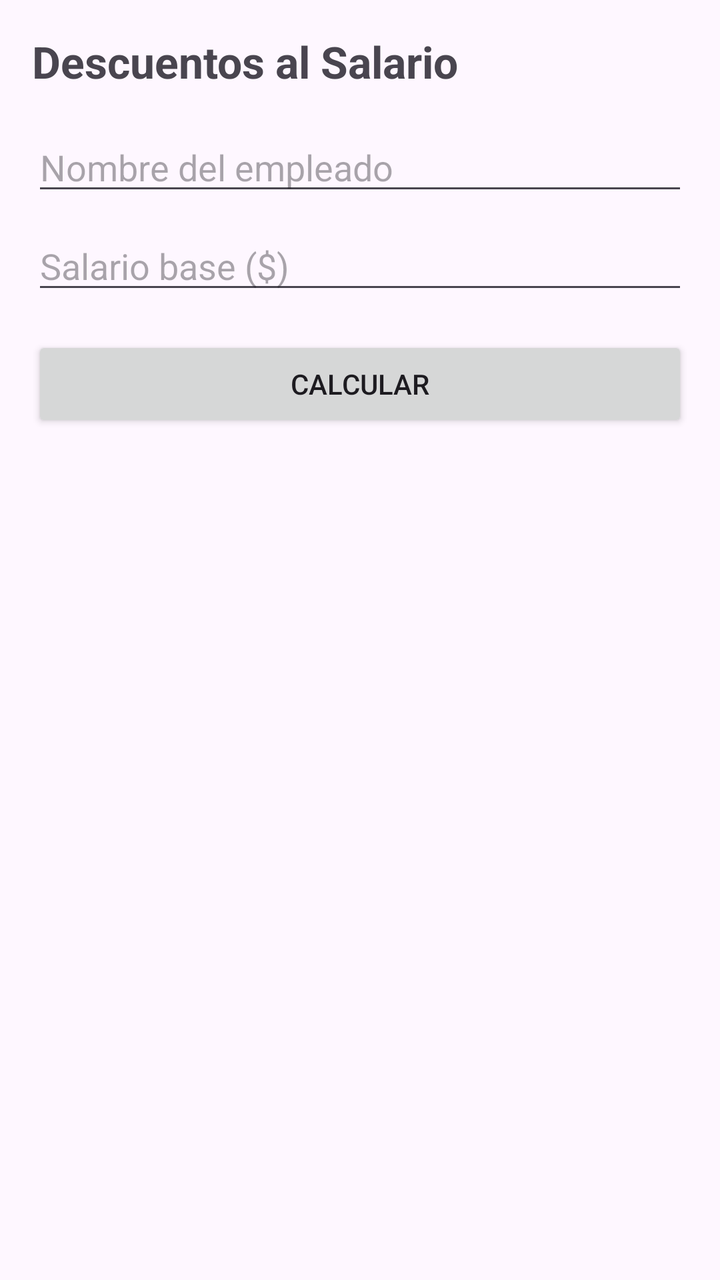
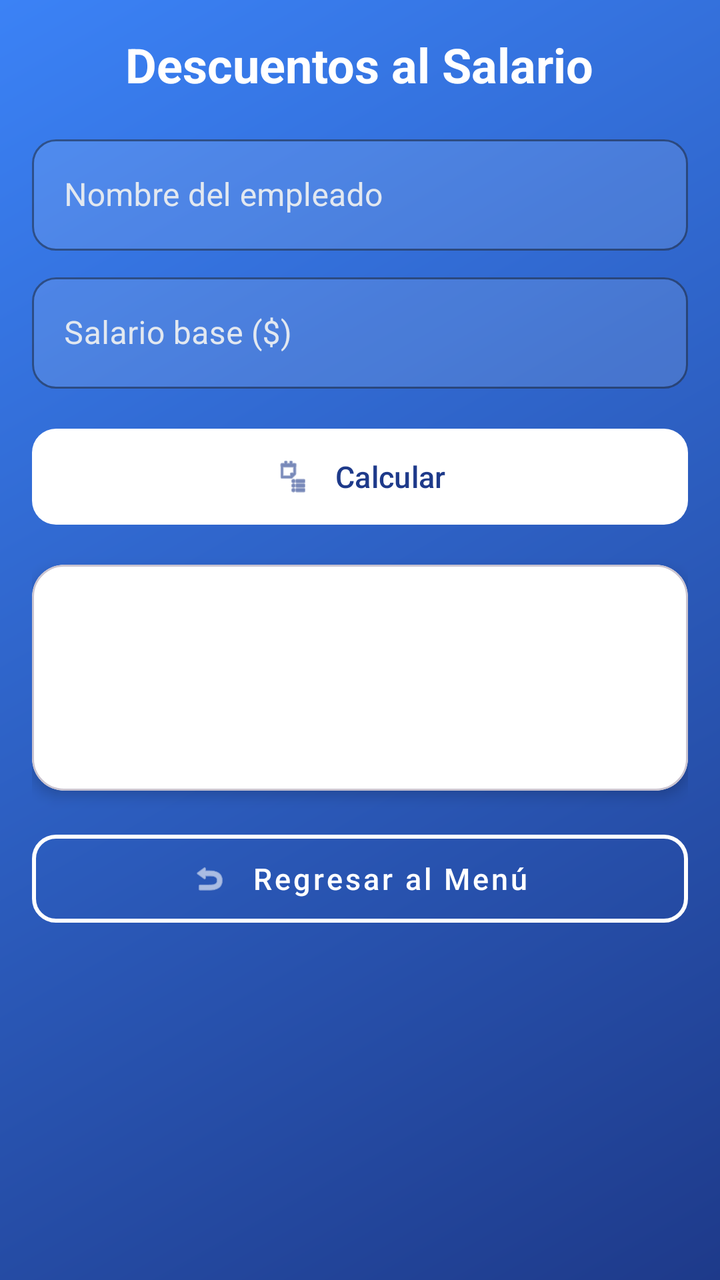

Compare the two renders of this Android layout. The source of the first and the diff that turns it into the second are given below.
<!-- AndroidManifest.xml: application theme Theme._1erDesafioDSM -->
<!-- res/layout/activity_salario.xml -->
<?xml version="1.0" encoding="utf-8"?>
<ScrollView xmlns:android="http://schemas.android.com/apk/res/android"
    android:layout_width="match_parent"
    android:layout_height="match_parent"
    android:padding="@dimen/padding_medium">

    <LinearLayout
        android:layout_width="match_parent"
        android:layout_height="wrap_content"
        android:orientation="vertical">

        <TextView
            android:layout_width="wrap_content"
            android:layout_height="wrap_content"
            android:text="@string/titulo_salario"
            android:textSize="@dimen/text_title_size"
            android:textStyle="bold"
            android:layout_marginBottom="@dimen/margin_medium" />

        <EditText
            android:id="@+id/txtNombreEmp"
            android:layout_width="match_parent"
            android:layout_height="wrap_content"
            android:hint="@string/hint_nombre_empleado"
            android:inputType="textPersonName"
            android:layout_marginBottom="@dimen/margin_small" />

        <EditText
            android:id="@+id/txtSalarioBase"
            android:layout_width="match_parent"
            android:layout_height="wrap_content"
            android:hint="@string/hint_salario_base"
            android:inputType="numberDecimal"
            android:layout_marginBottom="@dimen/margin_medium" />

        <Button
            android:id="@+id/btnCalcularSalario"
            android:layout_width="match_parent"
            android:layout_height="wrap_content"
            android:text="@string/btn_calcular"
            android:layout_marginBottom="@dimen/margin_medium" />

        <TextView
            android:id="@+id/txtSalarioBrutoResultado"
            android:layout_width="match_parent"
            android:layout_height="wrap_content"
            android:textSize="@dimen/text_body_size"
            android:textColor="@color/salario_bruto"
            android:textStyle="bold"
            android:layout_marginBottom="@dimen/margin_small" />

        <TextView
            android:id="@+id/txtDescuentosResultado"
            android:layout_width="match_parent"
            android:layout_height="wrap_content"
            android:textSize="@dimen/text_body_size"
            android:textColor="@color/descuento"
            android:layout_marginBottom="@dimen/margin_small" />

        <TextView
            android:id="@+id/txtSalarioNetoResultado"
            android:layout_width="match_parent"
            android:layout_height="wrap_content"
            android:textSize="@dimen/text_body_size"
            android:textColor="@color/salario_neto"
            android:textStyle="bold" />

    </LinearLayout>
</ScrollView>
<!-- resources referenced by this layout -->
<resources>
  <color name="descuento">#C62828</color>
  <color name="salario_bruto">#1E88E5</color>
  <color name="salario_neto">#2E7D32</color>
  <dimen name="margin_medium">16dp</dimen>
  <dimen name="margin_small">8dp</dimen>
  <dimen name="padding_medium">16dp</dimen>
  <dimen name="text_body_size">16sp</dimen>
  <dimen name="text_title_size">22sp</dimen>
  <string name="btn_calcular">Calcular</string>
  <string name="hint_nombre_empleado">Nombre del empleado</string>
  <string name="hint_salario_base">Salario base ($)</string>
  <string name="titulo_salario">Descuentos al Salario</string>
  <style name="Theme._1erDesafioDSM" parent="Base.Theme._1erDesafioDSM" />
  <style name="Base.Theme._1erDesafioDSM" parent="Theme.Material3.DayNight.NoActionBar">
          
          
      </style>
</resources>

<!-- the commit's change to res/layout/activity_salario.xml (unified diff, before → after) -->
@@ -1,7 +1,9 @@
 <?xml version="1.0" encoding="utf-8"?>
 <ScrollView xmlns:android="http://schemas.android.com/apk/res/android"
+    xmlns:app="http://schemas.android.com/apk/res-auto"
     android:layout_width="match_parent"
     android:layout_height="match_parent"
+    android:background="@drawable/bg_gradient"
     android:padding="@dimen/padding_medium">
 
     <LinearLayout
@@ -9,61 +11,141 @@
         android:layout_height="wrap_content"
         android:orientation="vertical">
 
+        
         <TextView
             android:layout_width="wrap_content"
             android:layout_height="wrap_content"
             android:text="@string/titulo_salario"
-            android:textSize="@dimen/text_title_size"
+            android:textSize="24sp"
             android:textStyle="bold"
+            android:textColor="#FFFFFF"
+            android:layout_gravity="center_horizontal"
             android:layout_marginBottom="@dimen/margin_medium" />
 
-        <EditText
-            android:id="@+id/txtNombreEmp"
+        
+        <com.google.android.material.textfield.TextInputLayout
+            style="@style/Widget.MaterialComponents.TextInputLayout.OutlinedBox"
             android:layout_width="match_parent"
             android:layout_height="wrap_content"
             android:hint="@string/hint_nombre_empleado"
-            android:inputType="textPersonName"
-            android:layout_marginBottom="@dimen/margin_small" />
+            android:textColorHint="#E2E8F0"
+            app:boxBackgroundColor="#1EFFFFFF"
+            app:boxCornerRadiusTopStart="12dp"
+            app:boxCornerRadiusTopEnd="12dp"
+            app:boxCornerRadiusBottomStart="12dp"
+            app:boxCornerRadiusBottomEnd="12dp"
+            app:boxStrokeColor="#FFFFFF"
+            app:hintTextColor="#FFFFFF"
+            android:layout_marginBottom="@dimen/margin_small">
 
-        <EditText
-            android:id="@+id/txtSalarioBase"
+            <com.google.android.material.textfield.TextInputEditText
+                android:id="@+id/txtNombreEmp"
+                android:layout_width="match_parent"
+                android:layout_height="wrap_content"
+                android:inputType="textPersonName"
+                android:textColor="#FFFFFF" />
+        </com.google.android.material.textfield.TextInputLayout>
+
+        
+        <com.google.android.material.textfield.TextInputLayout
+            style="@style/Widget.MaterialComponents.TextInputLayout.OutlinedBox"
             android:layout_width="match_parent"
             android:layout_height="wrap_content"
             android:hint="@string/hint_salario_base"
-            android:inputType="numberDecimal"
+            android:textColorHint="#E2E8F0"
+            app:boxBackgroundColor="#1EFFFFFF"
+            app:boxCornerRadiusTopStart="12dp"
+            app:boxCornerRadiusTopEnd="12dp"
+            app:boxCornerRadiusBottomStart="12dp"
+            app:boxCornerRadiusBottomEnd="12dp"
+            app:boxStrokeColor="#FFFFFF"
+            app:hintTextColor="#FFFFFF"
+            android:layout_marginBottom="@dimen/margin_medium">
+
+            <com.google.android.material.textfield.TextInputEditText
+                android:id="@+id/txtSalarioBase"
+                android:layout_width="match_parent"
+                android:layout_height="wrap_content"
+                android:inputType="numberDecimal"
+                android:textColor="#FFFFFF" />
+        </com.google.android.material.textfield.TextInputLayout>
+
+        
+        <com.google.android.material.button.MaterialButton
+            android:id="@+id/btnCalcularSalario"
+            android:layout_width="match_parent"
+            android:layout_height="56dp"
+            android:text="@string/btn_calcular"
+            android:textSize="15sp"
+            android:textAllCaps="false"
+            android:textColor="#1E3A8A"
+            app:backgroundTint="#FFFFFF"
+            app:iconTint="#1E3A8A"
+            app:cornerRadius="12dp"
+            app:icon="@android:drawable/ic_menu_agenda"
+            app:iconGravity="textStart"
+            app:iconPadding="12dp"
             android:layout_marginBottom="@dimen/margin_medium" />
 
-        <Button
-            android:id="@+id/btnCalcularSalario"
+        
+        <com.google.android.material.card.MaterialCardView
             android:layout_width="match_parent"
             android:layout_height="wrap_content"
-            android:text="@string/btn_calcular"
-            android:layout_marginBottom="@dimen/margin_medium" />
+            app:cardCornerRadius="16dp"
+            app:cardElevation="4dp"
+            app:cardBackgroundColor="#FFFFFF"
+            android:layout_marginBottom="@dimen/margin_medium">
 
-        <TextView
-            android:id="@+id/txtSalarioBrutoResultado"
+            <LinearLayout
+                android:layout_width="match_parent"
+                android:layout_height="wrap_content"
+                android:orientation="vertical"
+                android:padding="@dimen/padding_medium">
+
+                <TextView
+                    android:id="@+id/txtSalarioBrutoResultado"
+                    android:layout_width="match_parent"
+                    android:layout_height="wrap_content"
+                    android:textSize="@dimen/text_body_size"
+                    android:textColor="@color/salario_bruto"
+                    android:textStyle="bold"
+                    android:layout_marginBottom="@dimen/margin_small" />
+
+                <TextView
+                    android:id="@+id/txtDescuentosResultado"
+                    android:layout_width="match_parent"
+                    android:layout_height="wrap_content"
+                    android:textSize="@dimen/text_body_size"
+                    android:textColor="@color/descuento"
+                    android:layout_marginBottom="@dimen/margin_small" />
+
+                <TextView
+                    android:id="@+id/txtSalarioNetoResultado"
+                    android:layout_width="match_parent"
+                    android:layout_height="wrap_content"
+                    android:textSize="@dimen/text_body_size"
+                    android:textColor="@color/salario_neto"
+                    android:textStyle="bold" />
+            </LinearLayout>
+        </com.google.android.material.card.MaterialCardView>
+
+        
+        <com.google.android.material.button.MaterialButton
+            android:id="@+id/btnRegresarMenu"
+            style="@style/Widget.MaterialComponents.Button.OutlinedButton"
             android:layout_width="match_parent"
-            android:layout_height="wrap_content"
-            android:textSize="@dimen/text_body_size"
-            android:textColor="@color/salario_bruto"
-            android:textStyle="bold"
-            android:layout_marginBottom="@dimen/margin_small" />
-
-        <TextView
-            android:id="@+id/txtDescuentosResultado"
-            android:layout_width="match_parent"
-            android:layout_height="wrap_content"
-            android:textSize="@dimen/text_body_size"
-            android:textColor="@color/descuento"
-            android:layout_marginBottom="@dimen/margin_small" />
-
-        <TextView
-            android:id="@+id/txtSalarioNetoResultado"
-            android:layout_width="match_parent"
-            android:layout_height="wrap_content"
-            android:textSize="@dimen/text_body_size"
-            android:textColor="@color/salario_neto"
-            android:textStyle="bold" />
+            android:layout_height="56dp"
+            android:text="Regresar al Menú"
+            android:textSize="15sp"
+            android:textAllCaps="false"
+            android:textColor="#FFFFFF"
+            app:strokeColor="#FFFFFF"
+            app:strokeWidth="2dp"
+            app:cornerRadius="12dp"
+            app:icon="@android:drawable/ic_menu_revert"
+            app:iconTint="#FFFFFF"
+            app:iconGravity="textStart"
+            app:iconPadding="12dp" />
 
     </LinearLayout>
 </ScrollView>
<!-- resource entries referenced after the edit -->
@@ -7,7 +7,15 @@
   <dimen name="margin_small">8dp</dimen>
   <dimen name="padding_medium">16dp</dimen>
   <dimen name="text_body_size">16sp</dimen>
-  <dimen name="text_title_size">22sp</dimen>
+  <!-- drawable bg_gradient (drawable) -->
+  <?xml version="1.0" encoding="utf-8"?>
+  <shape xmlns:android="http://schemas.android.com/apk/res/android"
+      android:shape="rectangle">
+      <gradient
+          android:angle="135"
+          android:startColor="#1E3A8A"
+          android:endColor="#3B82F6" />
+  </shape>
   <string name="btn_calcular">Calcular</string>
   <string name="hint_nombre_empleado">Nombre del empleado</string>
   <string name="hint_salario_base">Salario base ($)</string>
